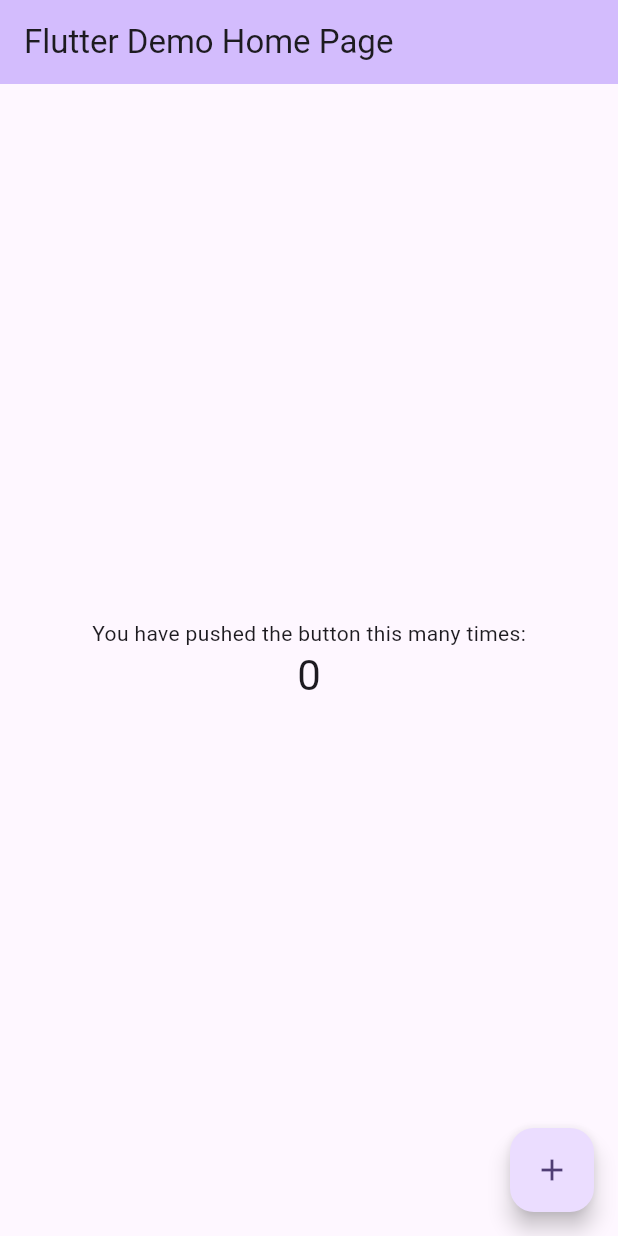
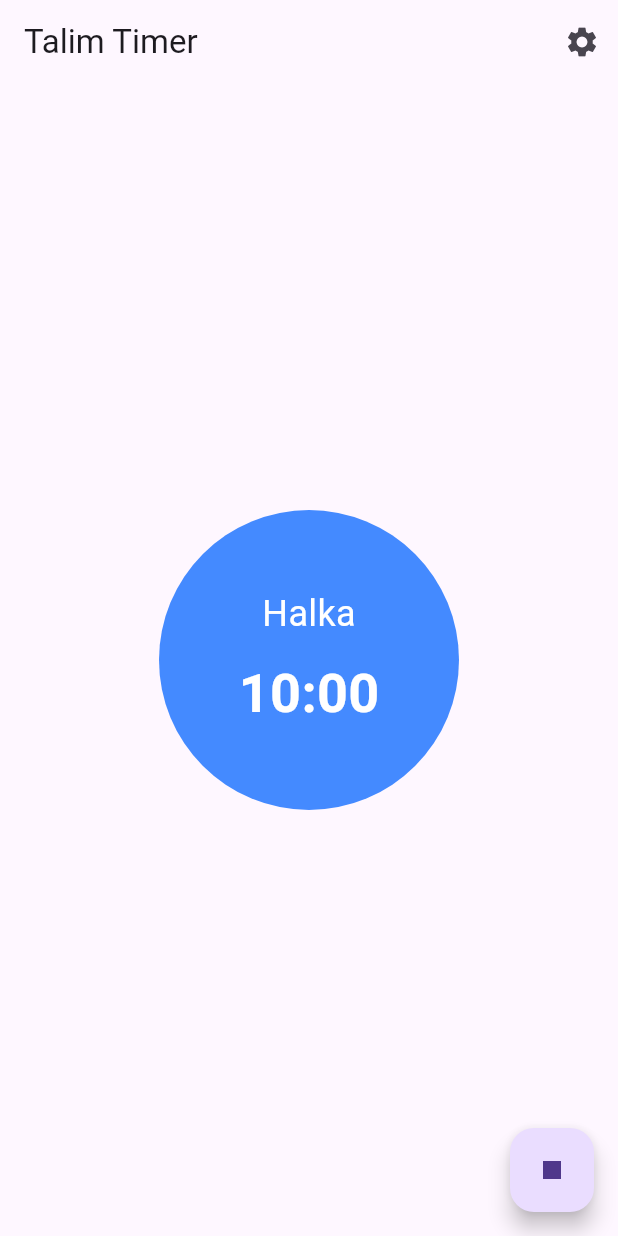
Before and after one commit to sofia883/taleem_repo, a Flutter app: the screen it shows after launch, on a phone screen of 412 x 824 dp. Run offline on Flutter 3.47's test engine with Material 3 defaults, Android fonts, the light colour scheme and no system bars; our stand-ins replace audioplayers.

Commit message:
create abasic interface

```diff
--- a/lib/main.dart
+++ b/lib/main.dart
@@ -1,125 +1,22 @@
-import 'package:flutter/material.dart';
+import 'common_imports.dart';
 
 void main() {
-  runApp(const MyApp());
+  runApp(MyApp());
+}
+
+// A simple model to hold session info
+class Session {
+  final String name;
+  final int duration; // in minutes
+  Session({required this.name, required this.duration});
 }
 
 class MyApp extends StatelessWidget {
-  const MyApp({super.key});
-
-  // This widget is the root of your application.
   @override
   Widget build(BuildContext context) {
     return MaterialApp(
-      title: 'Flutter Demo',
-      theme: ThemeData(
-        // This is the theme of your application.
-        //
-        // TRY THIS: Try running your application with "flutter run". You'll see
-        // the application has a purple toolbar. Then, without quitting the app,
-        // try changing the seedColor in the colorScheme below to Colors.green
-        // and then invoke "hot reload" (save your changes or press the "hot
-        // reload" button in a Flutter-supported IDE, or press "r" if you used
-        // the command line to start the app).
-        //
-        // Notice that the counter didn't reset back to zero; the application
-        // state is not lost during the reload. To reset the state, use hot
-        // restart instead.
-        //
-        // This works for code too, not just values: Most code changes can be
-        // tested with just a hot reload.
-        colorScheme: ColorScheme.fromSeed(seedColor: Colors.deepPurple),
-        useMaterial3: true,
-      ),
-      home: const MyHomePage(title: 'Flutter Demo Home Page'),
+      title: 'Talim Timer',
+      home: TalimHomePage(),
     );
   }
 }
-
-class MyHomePage extends StatefulWidget {
-  const MyHomePage({super.key, required this.title});
-
-  // This widget is the home page of your application. It is stateful, meaning
-  // that it has a State object (defined below) that contains fields that affect
-  // how it looks.
-
-  // This class is the configuration for the state. It holds the values (in this
-  // case the title) provided by the parent (in this case the App widget) and
-  // used by the build method of the State. Fields in a Widget subclass are
-  // always marked "final".
-
-  final String title;
-
-  @override
-  State<MyHomePage> createState() => _MyHomePageState();
-}
-
-class _MyHomePageState extends State<MyHomePage> {
-  int _counter = 0;
-
-  void _incrementCounter() {
-    setState(() {
-      // This call to setState tells the Flutter framework that something has
-      // changed in this State, which causes it to rerun the build method below
-      // so that the display can reflect the updated values. If we changed
-      // _counter without calling setState(), then the build method would not be
-      // called again, and so nothing would appear to happen.
-      _counter++;
-    });
-  }
-
-  @override
-  Widget build(BuildContext context) {
-    // This method is rerun every time setState is called, for instance as done
-    // by the _incrementCounter method above.
-    //
-    // The Flutter framework has been optimized to make rerunning build methods
-    // fast, so that you can just rebuild anything that needs updating rather
-    // than having to individually change instances of widgets.
-    return Scaffold(
-      appBar: AppBar(
-        // TRY THIS: Try changing the color here to a specific color (to
-        // Colors.amber, perhaps?) and trigger a hot reload to see the AppBar
-        // change color while the other colors stay the same.
-        backgroundColor: Theme.of(context).colorScheme.inversePrimary,
-        // Here we take the value from the MyHomePage object that was created by
-        // the App.build method, and use it to set our appbar title.
-        title: Text(widget.title),
-      ),
-      body: Center(
-        // Center is a layout widget. It takes a single child and positions it
-        // in the middle of the parent.
-        child: Column(
-          // Column is also a layout widget. It takes a list of children and
-          // arranges them vertically. By default, it sizes itself to fit its
-          // children horizontally, and tries to be as tall as its parent.
-          //
-          // Column has various properties to control how it sizes itself and
-          // how it positions its children. Here we use mainAxisAlignment to
-          // center the children vertically; the main axis here is the vertical
-          // axis because Columns are vertical (the cross axis would be
-          // horizontal).
-          //
-          // TRY THIS: Invoke "debug painting" (choose the "Toggle Debug Paint"
-          // action in the IDE, or press "p" in the console), to see the
-          // wireframe for each widget.
-          mainAxisAlignment: MainAxisAlignment.center,
-          children: <Widget>[
-            const Text(
-              'You have pushed the button this many times:',
-            ),
-            Text(
-              '$_counter',
-              style: Theme.of(context).textTheme.headlineMedium,
-            ),
-          ],
-        ),
-      ),
-      floatingActionButton: FloatingActionButton(
-        onPressed: _incrementCounter,
-        tooltip: 'Increment',
-        child: const Icon(Icons.add),
-      ), // This trailing comma makes auto-formatting nicer for build methods.
-    );
-  }
-}
--- /dev/null
+++ b/lib/model/session_model.dart
@@ -0,0 +1,6 @@
+// A simple model to hold session info
+class Session {
+  final String name;
+  final int duration; // in minutes
+  Session({required this.name, required this.duration});
+}
--- /dev/null
+++ b/lib/screens/home_screen.dart
@@ -0,0 +1,188 @@
+import 'package:taleem_app/common_imports.dart';
+class TalimHomePage extends StatefulWidget {
+  @override
+  _TalimHomePageState createState() => _TalimHomePageState();
+}
+
+class _TalimHomePageState extends State<TalimHomePage> {
+  // Default durations in minutes
+  int halkaTime = 10;
+  int talimTime = 20;
+  int sifatTime = 5;
+  int mashwaraTime = 5;
+  int tashqeerTime = 10;
+
+  late List<Session> sessions;
+  int currentSessionIndex = 0;
+  int remainingSeconds = 0;
+  Timer? timer;
+  final AudioPlayer audioPlayer = AudioPlayer();
+
+  @override
+  void initState() {
+    super.initState();
+    _initializeSessions();
+  }
+
+  void _initializeSessions() {
+    sessions = [
+      Session(name: 'Halka', duration: halkaTime),
+      Session(name: 'Talim', duration: talimTime),
+      Session(name: '6 Sifat', duration: sifatTime),
+      Session(name: 'Mashwara', duration: mashwaraTime),
+      Session(name: 'Tashqeer', duration: tashqeerTime),
+    ];
+    // Set initial remaining time based on the first session
+    remainingSeconds = sessions[currentSessionIndex].duration * 60;
+  }
+
+  void _startTimer() {
+    // Cancel any existing timer before starting a new one
+    timer?.cancel();
+    timer = Timer.periodic(Duration(seconds: 1), (t) {
+      if (remainingSeconds > 0) {
+        setState(() {
+          remainingSeconds--;
+        });
+      } else {
+        // When time is up, play a beep sound
+        _playBeep();
+        t.cancel();
+        _moveToNextSession();
+      }
+    });
+  }
+
+  void _stopTimer() {
+    timer?.cancel();
+  }
+
+  void _resetTimer() {
+    _stopTimer();
+    setState(() {
+      currentSessionIndex = 0;
+      remainingSeconds = sessions[currentSessionIndex].duration * 60;
+    });
+  }
+
+  void _moveToNextSession() {
+    if (currentSessionIndex < sessions.length - 1) {
+      setState(() {
+        currentSessionIndex++;
+        remainingSeconds = sessions[currentSessionIndex].duration * 60;
+      });
+      // Automatically start the next session
+      _startTimer();
+    } else {
+      // All sessions complete
+      showDialog(
+        context: context,
+        builder: (context) => AlertDialog(
+          title: Text('Completed'),
+          content: Text('All sessions are complete!'),
+          actions: [
+            TextButton(
+              onPressed: () {
+                Navigator.of(context).pop();
+                _resetTimer();
+              },
+              child: Text('OK'),
+            )
+          ],
+        ),
+      );
+    }
+  }
+
+  Future<void> _playBeep() async {
+    // Ensure you have placed your beep.mp3 in assets/ and declared it in pubspec.yaml
+    await audioPlayer.play(AssetSource('assets/beep.mp3'));
+  }
+
+  @override
+  Widget build(BuildContext context) {
+    // Format minutes and seconds for display
+    String minutesStr = (remainingSeconds ~/ 60).toString().padLeft(2, '0');
+    String secondsStr = (remainingSeconds % 60).toString().padLeft(2, '0');
+
+    return Scaffold(
+      appBar: AppBar(
+        title: Text('Talim Timer'),
+        actions: [
+          // Navigate to a settings page to set durations for each session
+          IconButton(
+            icon: Icon(Icons.settings),
+            onPressed: () {
+              Navigator.push(
+                context,
+                MaterialPageRoute(
+                  builder: (context) => SettingsPage(
+                    halkaTime: halkaTime,
+                    talimTime: talimTime,
+                    sifatTime: sifatTime,
+                    mashwaraTime: mashwaraTime,
+                    tashqeerTime: tashqeerTime,
+                    onSave: (newHalka, newTalim, newSifat, newMashwara, newTashqeer) {
+                      setState(() {
+                        halkaTime = newHalka;
+                        talimTime = newTalim;
+                        sifatTime = newSifat;
+                        mashwaraTime = newMashwara;
+                        tashqeerTime = newTashqeer;
+                        _initializeSessions();
+                      });
+                    },
+                  ),
+                ),
+              );
+            },
+          ),
+        ],
+      ),
+      body: Center(
+        child: GestureDetector(
+          onTap: () {
+            // Tapping the circular container will start (or pause) the timer
+            if (timer == null || !timer!.isActive) {
+              _startTimer();
+            } else {
+              _stopTimer();
+            }
+          },
+          child: Container(
+            width: 200,
+            height: 200,
+            decoration: BoxDecoration(
+              shape: BoxShape.circle,
+              color: Colors.blueAccent,
+            ),
+            child: Center(
+              child: Column(
+                mainAxisSize: MainAxisSize.min,
+                children: [
+                  Text(
+                    sessions[currentSessionIndex].name,
+                    style: TextStyle(color: Colors.white, fontSize: 24),
+                  ),
+                  SizedBox(height: 10),
+                  Text(
+                    '$minutesStr:$secondsStr',
+                    style: TextStyle(
+                        color: Colors.white,
+                        fontSize: 36,
+                        fontWeight: FontWeight.bold),
+                  ),
+                ],
+              ),
+            ),
+          ),
+        ),
+      ),
+      // A floating action button to reset the timer
+      floatingActionButton: FloatingActionButton(
+        child: Icon(Icons.stop),
+        onPressed: _resetTimer,
+      ),
+    );
+  }
+}
--- a/pubspec.yaml
+++ b/pubspec.yaml
@@ -34,6 +34,7 @@ dependencies:
   # The following adds the Cupertino Icons font to your application.
   # Use with the CupertinoIcons class for iOS style icons.
   cupertino_icons: ^1.0.8
+  audioplayers: ^6.2.0
 
 dev_dependencies:
   flutter_test:
@@ -58,8 +59,8 @@ flutter:
   uses-material-design: true
 
   # To add assets to your application, add an assets section, like this:
-  # assets:
-  #   - images/a_dot_burr.jpeg
+  assets:
+    - assets/sounds/
   #   - images/a_dot_ham.jpeg
 
   # An image asset can refer to one or more resolution-specific "variants", see
```
Also changed, not shown: lib/common_imports.dart (added, +8 -0 lines), lib/screens/setting_screen.dart (added, +103 -0 lines), pubspec.lock, 5 other files.
